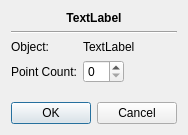
First picture: the form in src/gui/dialogs/point_object.ui, repository cppd/math, before the edit.
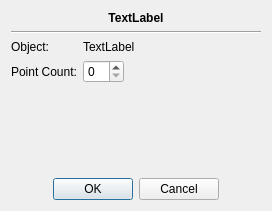
Second picture: the form after the edit.

Commit message: point object dialog

Diff of the .ui file:
```diff
--- a/src/gui/dialogs/point_object.ui
+++ b/src/gui/dialogs/point_object.ui
@@ -6,8 +6,8 @@
    <rect>
     <x>0</x>
     <y>0</y>
-    <width>184</width>
-    <height>135</height>
+    <width>272</width>
+    <height>211</height>
    </rect>
   </property>
   <property name="windowTitle">
```
Left out of the diff: 8 changed lines with no effect on the pictures. The commit also changes 3 other files.
